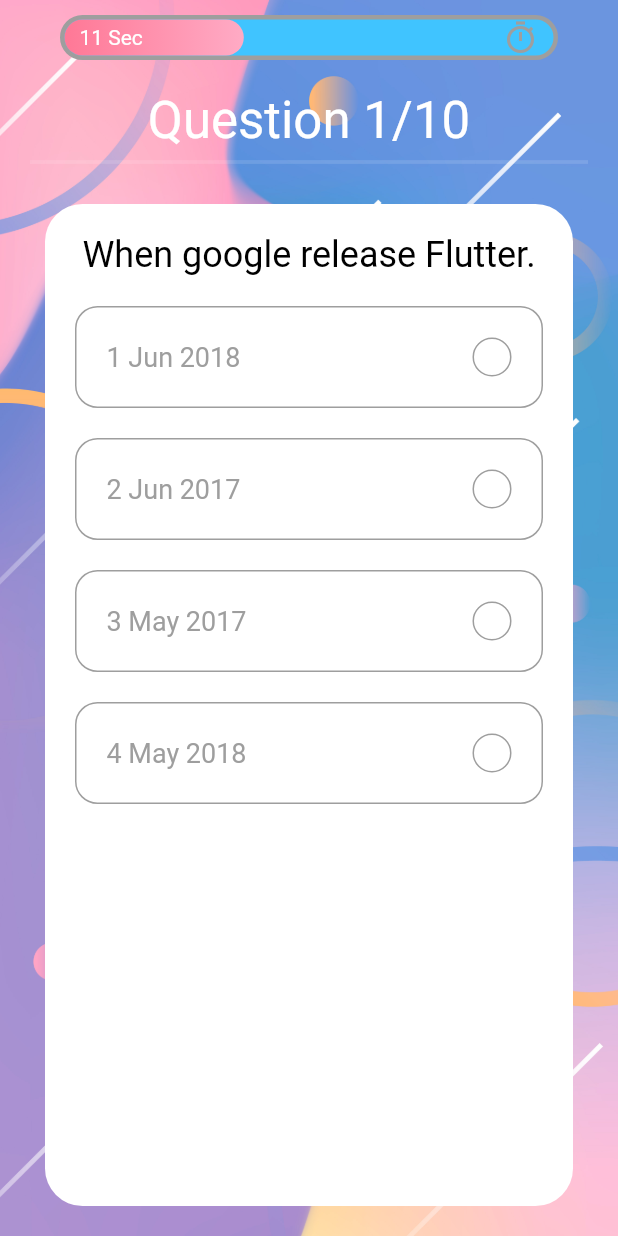
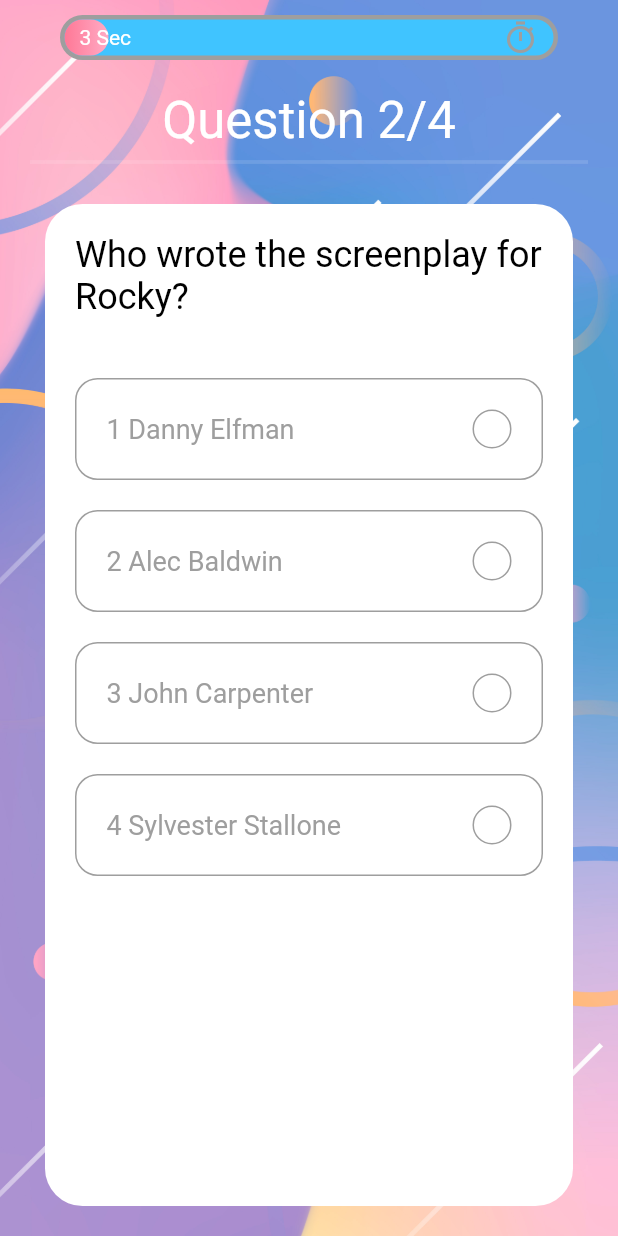
Before and after one commit to hdwhitem/Quiz_App, a Flutter app: the QuizScreen screen opened directly, swiped to page 2, on a phone screen of 412 x 824 dp. Run offline on Flutter 3.47's test engine with Material 2 defaults, Android fonts, the phone set to English and light mode, and no system bars; our stand-ins replace get.

```diff
--- a/lib/main.dart
+++ b/lib/main.dart
@@ -1,4 +1,6 @@
 import 'package:flutter/material.dart';
+import 'package:get/get.dart';
+import 'package:quiz_app/screen/score_screen.dart';
 import 'package:quiz_app/screen/startplaying_screen.dart';
 
 import 'screen/quiz_screen.dart';
@@ -12,11 +14,11 @@ class MyApp extends StatelessWidget {
 
   @override
   Widget build(BuildContext context) {
-    return MaterialApp(
+    return GetMaterialApp(
       title: 'Quiz',
       debugShowCheckedModeBanner: false,
       theme: ThemeData.dark(),
-      home: QuizScreen(),
+      home: StartPlaying(),
     );
   }
 }
--- a/lib/model/questions.dart
+++ b/lib/model/questions.dart
@@ -13,27 +13,32 @@ class Question {
 const List data = [
   {
     "id": 1,
-    "question":
-        "Flutter is an open-source UI software development kit created by ______",
-    "options": ['Apple', 'Google', 'Facebook', 'Microsoft'],
-    "answer_index": 1,
+    "question": "What colour pill does Neo swallow in The Matrix 1999?",
+    "options": ['Red', 'Blue', 'Green', 'White'],
+    "answer_index": 0,
   },
   {
     "id": 2,
-    "question": "When google release Flutter.",
-    "options": ['Jun 2018', 'Jun 2017', 'May 2017', 'May 2018'],
-    "answer_index": 2,
+    "question": "Who wrote the screenplay for Rocky?",
+    "options": [
+      'Danny Elfman',
+      'Alec Baldwin',
+      'John Carpenter',
+      'Sylvester Stallone'
+    ],
+    "answer_index": 3,
   },
   {
     "id": 3,
-    "question": "A memory location that holds a single letter or number.",
-    "options": ['Double', 'Int', 'Char', 'Word'],
+    "question": "How many Oscars has Meryl Streep won?",
+    "options": ['One', 'Two', 'Three', 'Four'],
     "answer_index": 2,
   },
   {
     "id": 4,
-    "question": "What command do you use to output data to the screen?",
-    "options": ['Cin', 'Count>>', 'Cout', 'Output>>'],
-    "answer_index": 2,
+    "question":
+        "In the 1932 pre-Code film Blonde Venus, Marlene Dietrich famously appears in a nightclub dressed as what animal?",
+    "options": ['A shark', 'A duck', 'A rabbit', 'A gorilla'],
+    "answer_index": 3,
   },
 ];
--- a/lib/screen/quiz_screen.dart
+++ b/lib/screen/quiz_screen.dart
@@ -1,4 +1,5 @@
 import 'package:flutter/material.dart';
+import 'package:get/get_state_manager/get_state_manager.dart';
 import 'package:get/instance_manager.dart';
 import 'package:quiz_app/constants.dart';
 import 'package:quiz_app/controller/question_controller.dart';
@@ -48,16 +49,18 @@ class Body extends StatelessWidget {
                 Padding(
                     padding:
                         const EdgeInsets.symmetric(horizontal: kDefaultPadding),
-                  child: Text.rich(
+                    child: Obx(
+                      () => Text.rich(
                         TextSpan(
-                      text: "Question 1",
+                          text:
+                              "Question ${questionController.questionNumber.value}",
                           style: Theme.of(context)
                               .textTheme
                               .headline4!
                               .copyWith(color: Colors.white),
                           children: [
                             TextSpan(
-                          text: "/10",
+                              text: "/${questionController.questions.length}",
                               style: Theme.of(context)
                                   .textTheme
                                   .headline4!
@@ -66,13 +69,14 @@ class Body extends StatelessWidget {
                           ],
                         ),
                       ),
-                ),
+                    )),
                 const Divider(thickness: 2.5),
                 const SizedBox(height: kDefaultPadding),
                 Expanded(
                   child: PageView.builder(
                     physics: NeverScrollableScrollPhysics(),
                     controller: questionController.pageController,
+                    onPageChanged: questionController.updateTheQnNum,
                     itemCount: questionController.questions.length,
                     itemBuilder: (context, index) => QuestionCard(
                       question: questionController.questions[index],
--- a/lib/widget/question_card.dart
+++ b/lib/widget/question_card.dart
@@ -32,6 +32,7 @@ class QuestionCard extends StatelessWidget {
                 .headline5!
                 .copyWith(color: Colors.black),
           ),
+          const SizedBox(height: kDefaultPadding),
           ...List.generate(
               question.options.length,
               (index) => Option(
```
Also changed, not shown: lib/controller/question_controller.dart (+17 -1 lines), lib/screen/score_screen.dart (added, +34 -0 lines), lib/screen/startplaying_screen.dart (+11 -6 lines). Lines whose indentation alone changed are shown as unchanged.
